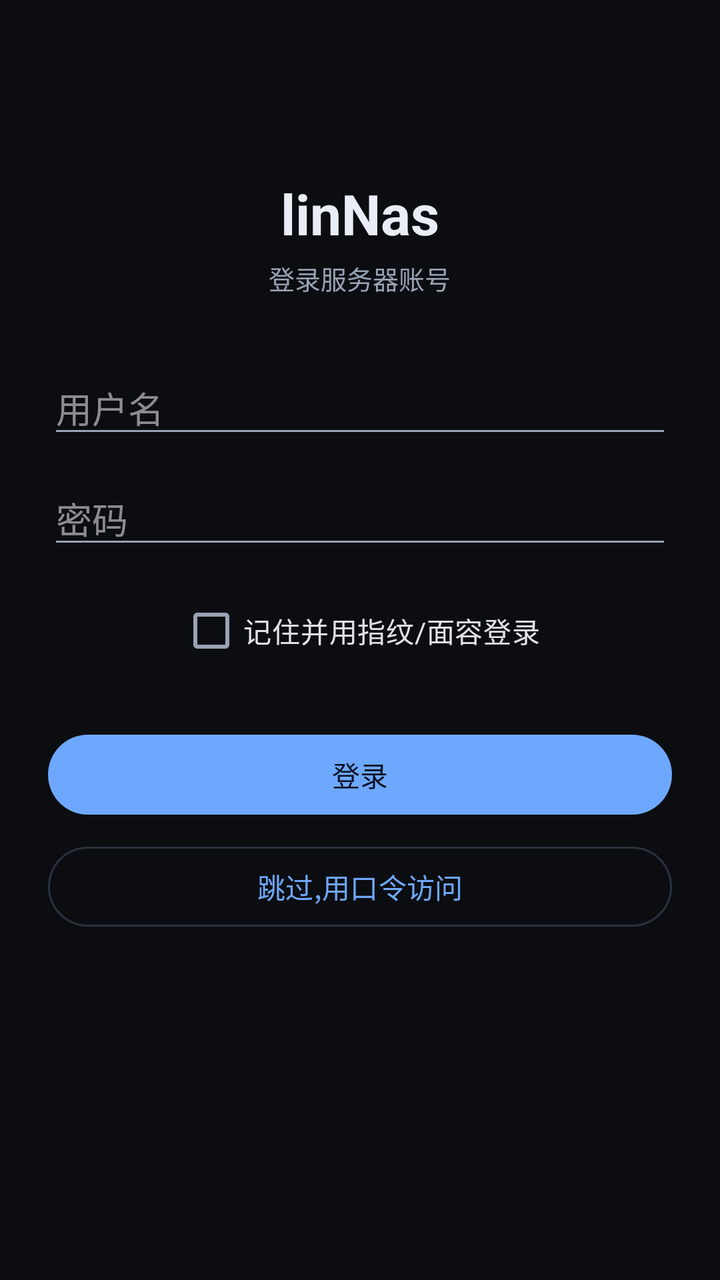
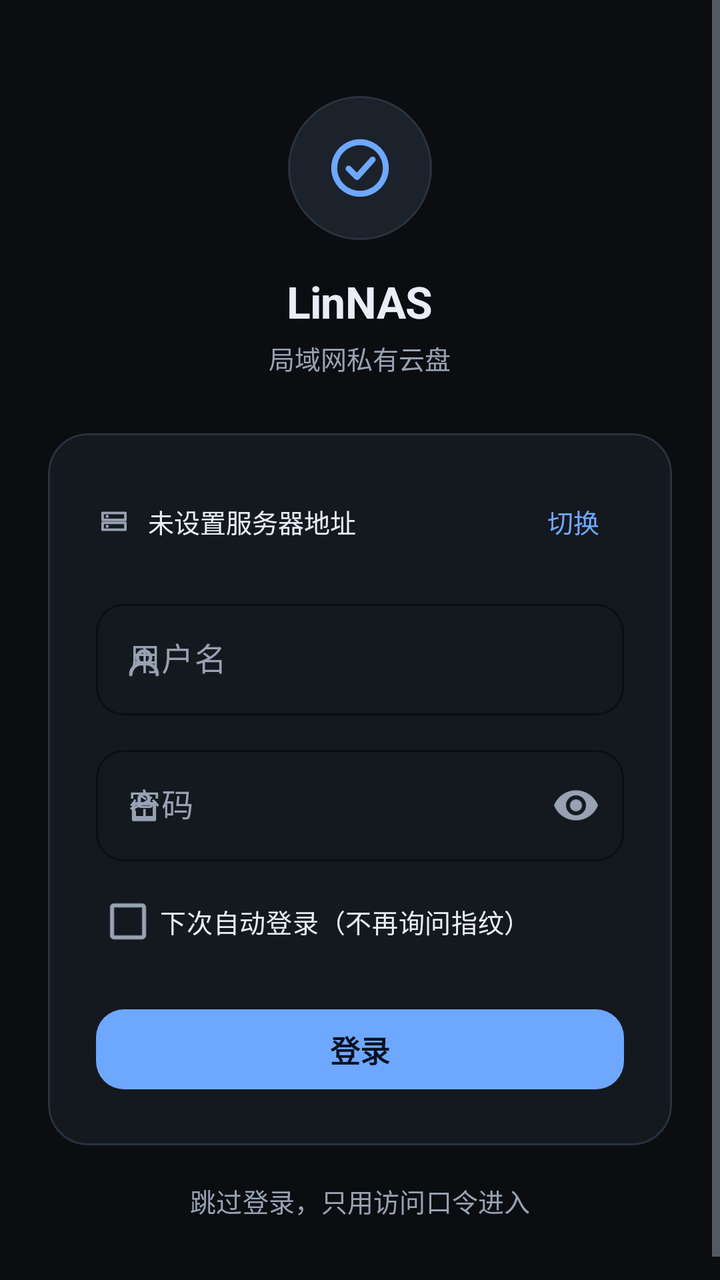

Before-and-after screenshots of an Android layout around one commit, followed by the original layout XML and the change that was made.
<!-- AndroidManifest.xml: application theme Theme.LinNas -->
<!-- res/layout/activity_login.xml -->
<?xml version="1.0" encoding="utf-8"?>
<LinearLayout xmlns:android="http://schemas.android.com/apk/res/android"
    android:layout_width="match_parent"
    android:layout_height="match_parent"
    android:orientation="vertical"
    android:gravity="center_horizontal"
    android:padding="24dp"
    android:background="?attr/lInk">

    <TextView
        android:layout_width="wrap_content"
        android:layout_height="wrap_content"
        android:layout_marginTop="64dp"
        android:text="linNas"
        android:textColor="?attr/lText"
        android:textSize="28sp"
        android:textStyle="bold" />

    <TextView
        android:layout_width="wrap_content"
        android:layout_height="wrap_content"
        android:layout_marginTop="4dp"
        android:text="登录服务器账号"
        android:textColor="?attr/lTextDim"
        android:textSize="13sp" />

    <com.google.android.material.button.MaterialButton
        android:id="@+id/btnBioLogin"
        style="@style/Widget.Material3.Button.OutlinedButton"
        android:layout_width="match_parent"
        android:layout_height="wrap_content"
        android:layout_marginTop="20dp"
        android:text="指纹/面容登录"
        android:visibility="gone" />

    <com.google.android.material.textfield.TextInputEditText
        android:id="@+id/etUser"
        android:layout_width="match_parent"
        android:layout_height="wrap_content"
        android:layout_marginTop="32dp"
        android:hint="用户名"
        android:inputType="text"
        android:maxLines="1" />

    <com.google.android.material.textfield.TextInputEditText
        android:id="@+id/etPassword"
        android:layout_width="match_parent"
        android:layout_height="wrap_content"
        android:layout_marginTop="12dp"
        android:hint="密码"
        android:inputType="textPassword"
        android:maxLines="1" />

    <com.google.android.material.checkbox.MaterialCheckBox
        android:id="@+id/cbBioLogin"
        android:layout_width="wrap_content"
        android:layout_height="wrap_content"
        android:layout_marginTop="12dp"
        android:text="记住并用指纹/面容登录" />

    <com.google.android.material.button.MaterialButton
        android:id="@+id/btnLogin"
        android:layout_width="match_parent"
        android:layout_height="wrap_content"
        android:layout_marginTop="24dp"
        android:text="登录" />

    <com.google.android.material.button.MaterialButton
        android:id="@+id/btnSkip"
        style="@style/Widget.Material3.Button.OutlinedButton"
        android:layout_width="match_parent"
        android:layout_height="wrap_content"
        android:layout_marginTop="8dp"
        android:text="跳过,用口令访问" />

    <TextView
        android:id="@+id/loginError"
        android:layout_width="match_parent"
        android:layout_height="wrap_content"
        android:layout_marginTop="12dp"
        android:textColor="@color/danger"
        android:textSize="12sp"
        android:visibility="gone" />
</LinearLayout>
<!-- resources referenced by this layout -->
<resources>
  <color name="danger">#FF7A7A</color>
  <color name="t_blue_ink">#0B0D11</color>
  <color name="t_blue_surface">#14181F</color>
  <color name="t_blue_outline">#2A323E</color>
  <color name="t_blue_text">#E9EDF5</color>
  <color name="t_blue_primary">#6EA8FE</color>
  <color name="mint">#79E2B6</color>
  <!-- unchanged entries left out for length: 4 -->
</resources>

<!-- the commit's change to res/layout/activity_login.xml (unified diff, before → after) -->
@@ -1,84 +1,254 @@
 <?xml version="1.0" encoding="utf-8"?>
-<LinearLayout xmlns:android="http://schemas.android.com/apk/res/android"
+<ScrollView xmlns:android="http://schemas.android.com/apk/res/android"
+    xmlns:app="http://schemas.android.com/apk/res-auto"
     android:layout_width="match_parent"
     android:layout_height="match_parent"
-    android:orientation="vertical"
-    android:gravity="center_horizontal"
-    android:padding="24dp"
-    android:background="?attr/lInk">
-
-    <TextView
-        android:layout_width="wrap_content"
-        android:layout_height="wrap_content"
-        android:layout_marginTop="64dp"
-        android:text="linNas"
-        android:textColor="?attr/lText"
-        android:textSize="28sp"
-        android:textStyle="bold" />
-
-    <TextView
-        android:layout_width="wrap_content"
-        android:layout_height="wrap_content"
-        android:layout_marginTop="4dp"
-        android:text="登录服务器账号"
-        android:textColor="?attr/lTextDim"
-        android:textSize="13sp" />
-
-    <com.google.android.material.button.MaterialButton
-        android:id="@+id/btnBioLogin"
-        style="@style/Widget.Material3.Button.OutlinedButton"
+    android:background="?attr/lInk"
+    android:fillViewport="true">
+
+    <LinearLayout
         android:layout_width="match_parent"
         android:layout_height="wrap_content"
-        android:layout_marginTop="20dp"
-        android:text="指纹/面容登录"
-        android:visibility="gone" />
-
-    <com.google.android.material.textfield.TextInputEditText
-        android:id="@+id/etUser"
-        android:layout_width="match_parent"
-        android:layout_height="wrap_content"
-        android:layout_marginTop="32dp"
-        android:hint="用户名"
-        android:inputType="text"
-        android:maxLines="1" />
-
-    <com.google.android.material.textfield.TextInputEditText
-        android:id="@+id/etPassword"
-        android:layout_width="match_parent"
-        android:layout_height="wrap_content"
-        android:layout_marginTop="12dp"
-        android:hint="密码"
-        android:inputType="textPassword"
-        android:maxLines="1" />
-
-    <com.google.android.material.checkbox.MaterialCheckBox
-        android:id="@+id/cbBioLogin"
-        android:layout_width="wrap_content"
-        android:layout_height="wrap_content"
-        android:layout_marginTop="12dp"
-        android:text="记住并用指纹/面容登录" />
-
-    <com.google.android.material.button.MaterialButton
-        android:id="@+id/btnLogin"
-        android:layout_width="match_parent"
-        android:layout_height="wrap_content"
-        android:layout_marginTop="24dp"
-        android:text="登录" />
-
-    <com.google.android.material.button.MaterialButton
-        android:id="@+id/btnSkip"
-        style="@style/Widget.Material3.Button.OutlinedButton"
-        android:layout_width="match_parent"
-        android:layout_height="wrap_content"
-        android:layout_marginTop="8dp"
-        android:text="跳过,用口令访问" />
-
-    <TextView
-        android:id="@+id/loginError"
-        android:layout_width="match_parent"
-        android:layout_height="wrap_content"
-        android:layout_marginTop="12dp"
-        android:textColor="@color/danger"
-        android:textSize="12sp"
-        android:visibility="gone" />
-</LinearLayout>
+        android:gravity="center_horizontal"
+        android:orientation="vertical"
+        android:paddingStart="24dp"
+        android:paddingTop="48dp"
+        android:paddingEnd="24dp"
+        android:paddingBottom="32dp">
+
+        
+        <ImageView
+            android:layout_width="72dp"
+            android:layout_height="72dp"
+            android:background="@drawable/bg_login_brand"
+            android:contentDescription="LinNAS 图标"
+            android:padding="18dp"
+            android:scaleType="fitCenter"
+            android:src="@drawable/ic_login_logo"
+            android:tint="?attr/lPrimary" />
+
+        <TextView
+            android:layout_width="wrap_content"
+            android:layout_height="wrap_content"
+            android:layout_marginTop="16dp"
+            android:letterSpacing="-0.01"
+            android:text="LinNAS"
+            android:textColor="?attr/lText"
+            android:textSize="22sp"
+            android:textStyle="bold" />
+
+        <TextView
+            android:layout_width="wrap_content"
+            android:layout_height="wrap_content"
+            android:layout_marginTop="4dp"
+            android:text="局域网私有云盘"
+            android:textColor="?attr/lTextDim"
+            android:textSize="13sp" />
+
+        
+        <com.google.android.material.card.MaterialCardView
+            style="@style/CardGroup"
+            android:layout_width="match_parent"
+            android:layout_height="wrap_content"
+            android:layout_marginTop="28dp"
+            app:cardCornerRadius="20dp">
+
+            <LinearLayout
+                android:layout_width="match_parent"
+                android:layout_height="wrap_content"
+                android:orientation="vertical"
+                android:padding="24dp">
+
+                
+                <LinearLayout
+                    android:layout_width="match_parent"
+                    android:layout_height="wrap_content"
+                    android:gravity="center_vertical"
+                    android:orientation="horizontal">
+
+                    <ImageView
+                        android:layout_width="18dp"
+                        android:layout_height="18dp"
+                        android:contentDescription="服务器"
+                        android:src="@drawable/ic_server"
+                        android:tint="?attr/lTextDim" />
+
+                    <TextView
+                        android:id="@+id/tvServer"
+                        android:layout_width="0dp"
+                        android:layout_height="wrap_content"
+                        android:layout_marginStart="8dp"
+                        android:layout_weight="1"
+                        android:ellipsize="end"
+                        android:maxLines="1"
+                        android:text="未设置服务器地址"
+                        android:textColor="?attr/lText"
+                        android:textSize="13sp" />
+
+                    <com.google.android.material.button.MaterialButton
+                        android:id="@+id/btnSwitchServer"
+                        style="@style/Widget.Material3.Button.TextButton"
+                        android:layout_width="wrap_content"
+                        android:layout_height="40dp"
+                        android:minWidth="0dp"
+                        android:text="切换"
+                        android:textColor="?attr/lPrimary"
+                        android:textSize="13sp" />
+                </LinearLayout>
+
+                
+                <com.google.android.material.button.MaterialButton
+                    android:id="@+id/btnBioLogin"
+                    style="@style/Widget.Material3.Button.TonalButton"
+                    android:layout_width="match_parent"
+                    android:layout_height="52dp"
+                    android:layout_marginTop="16dp"
+                    android:text="指纹登录"
+                    android:textColor="?attr/lPrimary"
+                    android:textSize="15sp"
+                    android:textStyle="bold"
+                    android:visibility="gone"
+                    app:backgroundTint="?attr/lSurfaceHigh"
+                    app:cornerRadius="14dp"
+                    app:icon="@drawable/ic_login_fingerprint"
+                    app:iconGravity="textStart"
+                    app:iconPadding="8dp"
+                    app:iconTint="?attr/lPrimary"
+                    app:strokeColor="?attr/lOutline"
+                    app:strokeWidth="1dp" />
+
+                
+                <LinearLayout
+                    android:id="@+id/tvBioDivider"
+                    android:layout_width="match_parent"
+                    android:layout_height="wrap_content"
+                    android:layout_marginTop="16dp"
+                    android:gravity="center_vertical"
+                    android:orientation="horizontal"
+                    android:visibility="gone">
+
+                    <View
+                        android:layout_width="0dp"
+                        android:layout_height="1dp"
+                        android:layout_weight="1"
+                        android:background="?attr/lOutline" />
+
+                    <TextView
+                        android:layout_width="wrap_content"
+                        android:layout_height="wrap_content"
+                        android:paddingStart="10dp"
+                        android:paddingEnd="10dp"
+                        android:text="或使用账号密码登录"
+                        android:textColor="?attr/lTextDim"
+                        android:textSize="12sp" />
+
+                    <View
+                        android:layout_width="0dp"
+                        android:layout_height="1dp"
+                        android:layout_weight="1"
+                        android:background="?attr/lOutline" />
+                </LinearLayout>
+
+                
+                <com.google.android.material.textfield.TextInputLayout
+                    android:id="@+id/layoutUser"
+                    style="@style/Widget.Material3.TextInputLayout.OutlinedBox"
+                    android:layout_width="match_parent"
+                    android:layout_height="wrap_content"
+                    android:layout_marginTop="16dp"
+                    android:hint="用户名"
+                    app:boxBackgroundMode="outline"
+                    app:boxCornerRadiusBottomEnd="14dp"
+                    app:boxCornerRadiusBottomStart="14dp"
+                    app:boxCornerRadiusTopEnd="14dp"
+                    app:boxCornerRadiusTopStart="14dp"
+                    app:boxStrokeColor="?attr/lOutline"
+                    app:startIconDrawable="@drawable/ic_user"
+                    app:startIconTint="?attr/lTextDim">
+
+                    <com.google.android.material.textfield.TextInputEditText
+                        android:id="@+id/etUser"
+                        android:layout_width="match_parent"
+                        android:layout_height="wrap_content"
+                        android:inputType="text"
+                        android:maxLines="1"
+                        android:textColor="?attr/lText"
+                        android:textColorHint="?attr/lTextDim" />
+                </com.google.android.material.textfield.TextInputLayout>
+
+                
+                <com.google.android.material.textfield.TextInputLayout
+                    android:id="@+id/layoutPassword"
+                    style="@style/Widget.Material3.TextInputLayout.OutlinedBox"
+                    android:layout_width="match_parent"
+                    android:layout_height="wrap_content"
+                    android:layout_marginTop="12dp"
+                    android:hint="密码"
+                    app:boxBackgroundMode="outline"
+                    app:boxCornerRadiusBottomEnd="14dp"
+                    app:boxCornerRadiusBottomStart="14dp"
+                    app:boxCornerRadiusTopEnd="14dp"
+                    app:boxCornerRadiusTopStart="14dp"
+                    app:boxStrokeColor="?attr/lOutline"
+                    app:endIconMode="password_toggle"
+                    app:endIconTint="?attr/lTextDim"
+                    app:startIconDrawable="@drawable/ic_lock"
+                    app:startIconTint="?attr/lTextDim">
+
+                    <com.google.android.material.textfield.TextInputEditText
+                        android:id="@+id/etPassword"
+                        android:layout_width="match_parent"
+                        android:layout_height="wrap_content"
+                        android:inputType="textPassword"
+                        android:maxLines="1"
+                        android:textColor="?attr/lText"
+                        android:textColorHint="?attr/lTextDim" />
+                </com.google.android.material.textfield.TextInputLayout>
+
+                
+                <com.google.android.material.checkbox.MaterialCheckBox
+                    android:id="@+id/cbBioLogin"
+                    android:layout_width="wrap_content"
+                    android:layout_height="wrap_content"
+                    android:layout_marginTop="6dp"
+                    android:text="下次自动登录（不再询问指纹）"
+                    android:textColor="?attr/lText"
+                    android:textSize="13sp" />
+
+                
+                <com.google.android.material.button.MaterialButton
+                    android:id="@+id/btnLogin"
+                    android:layout_width="match_parent"
+                    android:layout_height="48dp"
+                    android:layout_marginTop="16dp"
+                    android:text="登录"
+                    android:textColor="?attr/lOnPrimary"
+                    android:textSize="15sp"
+                    android:textStyle="bold"
+                    app:backgroundTint="?attr/lPrimary"
+                    app:cornerRadius="14dp" />
+
+                <TextView
+                    android:id="@+id/loginError"
+                    android:layout_width="match_parent"
+                    android:layout_height="wrap_content"
+                    android:layout_marginTop="10dp"
+                    android:textColor="?attr/lDanger"
+                    android:textSize="12sp"
+                    android:visibility="gone" />
+            </LinearLayout>
+        </com.google.android.material.card.MaterialCardView>
+
+        
+        <com.google.android.material.button.MaterialButton
+            android:id="@+id/btnSkip"
+            style="@style/Widget.Material3.Button.TextButton"
+            android:layout_width="match_parent"
+            android:layout_height="wrap_content"
+            android:layout_marginTop="8dp"
+            android:minHeight="0dp"
+            android:text="跳过登录，只用访问口令进入"
+            android:textColor="?attr/lTextDim"
+            android:textSize="13sp" />
+    </LinearLayout>
+</ScrollView>
<!-- resource entries referenced after the edit -->
@@ -1,5 +1,69 @@
 <!-- resources referenced by this layout -->
 <resources>
+  <!-- drawable bg_login_brand (drawable) -->
+  <?xml version="1.0" encoding="utf-8"?>
+  <shape xmlns:android="http://schemas.android.com/apk/res/android"
+      android:shape="oval">
+      <solid android:color="?attr/lSurfaceHigh" />
+      <stroke
+          android:width="1dp"
+          android:color="?attr/lOutline" />
+  </shape>
+  <!-- drawable ic_lock (drawable) -->
+  <?xml version="1.0" encoding="utf-8"?>
+  <vector xmlns:android="http://schemas.android.com/apk/res/android"
+      android:width="24dp" android:height="24dp"
+      android:viewportWidth="24" android:viewportHeight="24">
+      <path android:pathData="M6.8 11.2h10.4v7.9h-10.4z" android:strokeColor="#FFFFFFFF" android:strokeWidth="1.7" android:strokeLineJoin="round" android:fillColor="#00000000"/>
+      <path android:pathData="M9.6 11.2V8.7a2.4 2.4 0 0 1 4.8 0v2.5" android:strokeColor="#FFFFFFFF" android:strokeWidth="1.7" android:strokeLineCap="round" android:fillColor="#00000000"/>
+  </vector>
+  <!-- drawable ic_login_fingerprint: vector/xml drawable (drawable, 2366 chars, omitted) -->
+  <!-- drawable ic_login_logo (drawable) -->
+  <?xml version="1.0" encoding="utf-8"?>
+  <vector xmlns:android="http://schemas.android.com/apk/res/android"
+      android:width="24dp"
+      android:height="24dp"
+      android:viewportWidth="24"
+      android:viewportHeight="24">
+      <path
+          android:pathData="M12,3.4a8.6,8.6 0 1,0 0.01,0"
+          android:strokeColor="#FFFFFFFF"
+          android:strokeWidth="2"
+          android:fillColor="#00000000" />
+      <path
+          android:pathData="M8.2,12.2 L11,15 L16.2,9.2"
+          android:strokeColor="#FFFFFFFF"
+          android:strokeWidth="2"
+          android:strokeLineCap="round"
+          android:strokeLineJoin="round"
+          android:fillColor="#00000000" />
+  </vector>
+  <!-- drawable ic_server (drawable) -->
+  <?xml version="1.0" encoding="utf-8"?>
+  <vector xmlns:android="http://schemas.android.com/apk/res/android"
+      android:width="24dp" android:height="24dp"
+      android:viewportWidth="24" android:viewportHeight="24">
+      <path android:pathData="M4.4 6.4h15.2v4.6H4.4z" android:strokeColor="#FFFFFFFF" android:strokeWidth="1.7" android:strokeLineJoin="round" android:fillColor="#00000000"/>
+      <path android:pathData="M4.4 13h15.2v4.6H4.4z" android:strokeColor="#FFFFFFFF" android:strokeWidth="1.7" android:strokeLineJoin="round" android:fillColor="#00000000"/>
+      <path android:pathData="M7.4 8.7h0.01" android:strokeColor="#FFFFFFFF" android:strokeWidth="2" android:strokeLineCap="round" android:fillColor="#00000000"/>
+      <path android:pathData="M7.4 15.3h0.01" android:strokeColor="#FFFFFFFF" android:strokeWidth="2" android:strokeLineCap="round" android:fillColor="#00000000"/>
+  </vector>
+  <!-- drawable ic_user (drawable) -->
+  <?xml version="1.0" encoding="utf-8"?>
+  <vector xmlns:android="http://schemas.android.com/apk/res/android"
+      android:width="24dp" android:height="24dp"
+      android:viewportWidth="24" android:viewportHeight="24">
+      <path android:pathData="M12 7.8a3.3 3.3 0 1 0 0 6.6 3.3 3.3 0 0 0 0-6.6z" android:strokeColor="#FFFFFFFF" android:strokeWidth="1.7" android:strokeLineJoin="round" android:fillColor="#00000000"/>
+      <path android:pathData="M5.4 19.6c0-3.4 2.9-5.6 6.6-5.6s6.6 2.2 6.6 5.6" android:strokeColor="#FFFFFFFF" android:strokeWidth="1.7" android:strokeLineCap="round" android:fillColor="#00000000"/>
+  </vector>
+  <style name="CardGroup">
+          <item name="cardBackgroundColor">?attr/lSurface</item>
+          <item name="cardCornerRadius">@dimen/radius_lg</item>
+          <item name="cardElevation">0dp</item>
+          <item name="strokeColor">?attr/lOutline</item>
+          <item name="strokeWidth">1dp</item>
+      </style>
+  <dimen name="radius_lg">16dp</dimen>
   <color name="danger">#FF7A7A</color>
   <color name="t_blue_ink">#0B0D11</color>
   <color name="t_blue_surface">#14181F</color>
